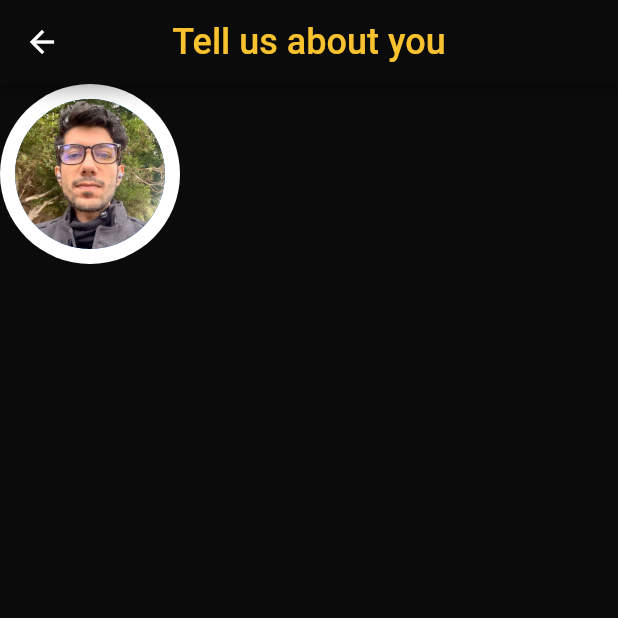
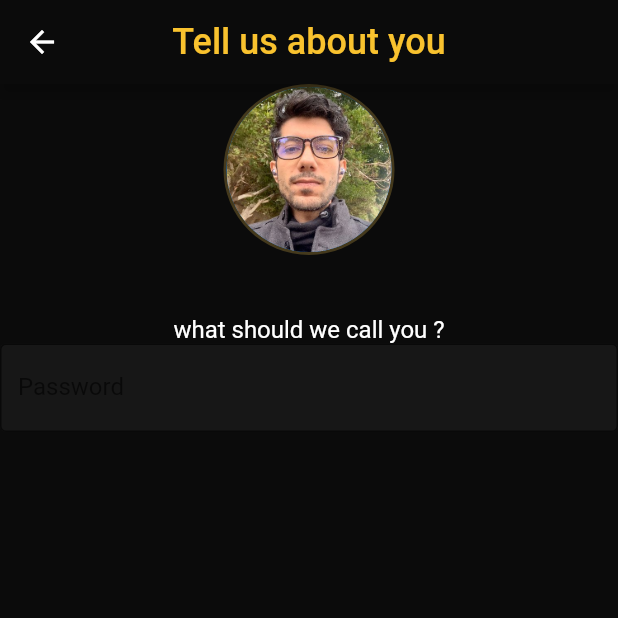
Before and after one commit to hebaea/OpenMovie, a Flutter app: the UserInfoView screen opened by its route, on a phone screen of 412 x 824 dp, the top half of it. Run offline on Flutter 3.47's test engine with Material 2 defaults, Android fonts, the phone set to English and light mode, and no system bars; our stand-ins replace get.

Commit message:
mob next [ci-skip] [ci skip] [skip ci]
lastFile:lib/app/modules/user_info/views/user_info_view.dart

```diff
--- a/lib/app/modules/user_info/views/user_info_view.dart
+++ b/lib/app/modules/user_info/views/user_info_view.dart
@@ -7,6 +7,7 @@ import '../controllers/user_info_controller.dart';
 
 class UserInfoView extends GetView<UserInfoController> {
   const UserInfoView({Key? key}) : super(key: key);
+
   @override
   Widget build(BuildContext context) {
     return Scaffold(
@@ -23,19 +24,36 @@ class UserInfoView extends GetView<UserInfoController> {
         ),
         backgroundColor: AppColors.background,
         body: Column(
+          crossAxisAlignment: CrossAxisAlignment.center,
           children: [
             Stack(
               children: [
-                CircleAvatar(
-                  backgroundColor: Colors.white,
-                  radius: 60.0,
+                Center(
                   child: CircleAvatar(
-                    backgroundImage:
-                        AssetImage('assets/photos/images/Personal Photo.jpg'),
-                    radius: 50.0,
+                    radius: 57.0,
+                    backgroundColor: AppColors.buttonPrimaryBorder,
+                    child: CircleAvatar(
+                      backgroundImage:
+                          AssetImage('assets/photos/images/Personal Photo.jpg'),
+                      radius: 55.0,
+                    ),
                   ),
                 ),
               ],
+            ),
+            SizedBox(height: 40),
+            Text(
+              'what should we call you ?',
+              style: TextStyle(color: AppColors.textWight, fontSize: 16),
+            ),
+            TextField(
+              decoration: InputDecoration(
+                hintText: 'placeholder',
+                border: OutlineInputBorder(),
+                labelText: 'Password',
+                  filled: true,
+                  fillColor: AppColors.layerOnePrimary
+              ),
             )
           ],
         ));
```
